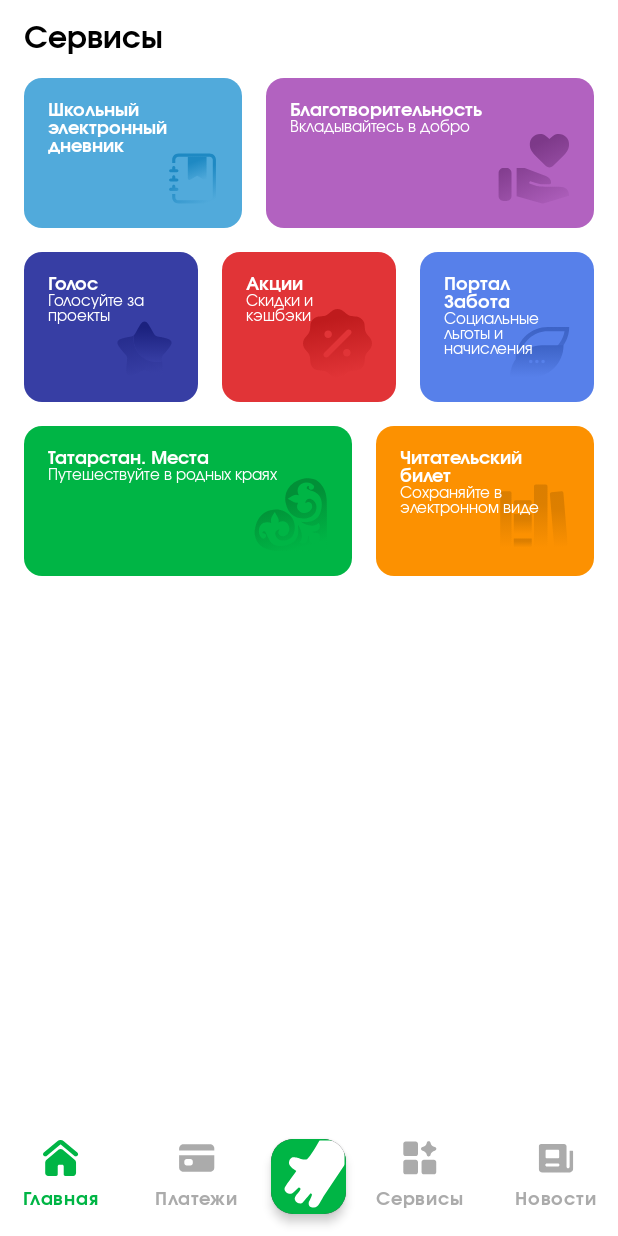
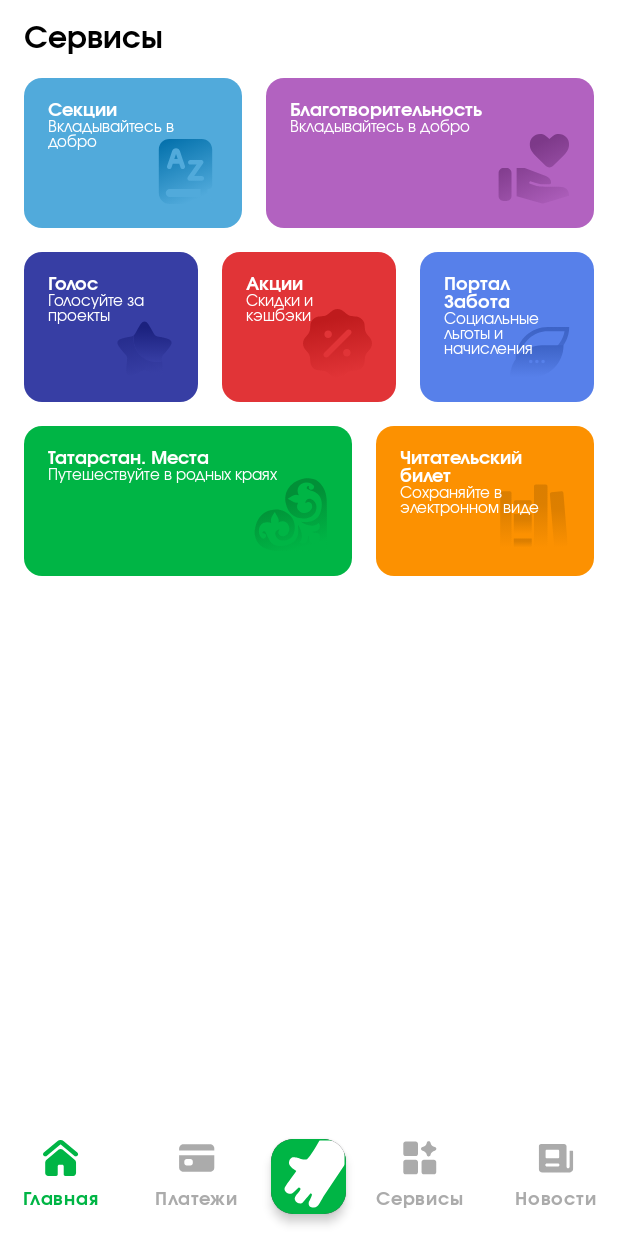
Before and after one commit to GP-Hacks/android-app, an Android app built with Jetpack Compose: the ServicesRoute screen opened through its navigation route, on a phone screen of 412 x 824 dp. Run offline under Robolectric (Android 15) with nearby library versions, the phone set to English and light mode, and no system bars; our stand-ins replace Dagger/Hilt's generated code, paging; libraries missing offline, so code that uses them is left out: com.skydoves.cloudy, dev.chrisbanes.haze.

Commit message:
fix bugs

```diff
--- a/feature/services/src/main/java/com/example/services/ServicesRoute.kt
+++ b/feature/services/src/main/java/com/example/services/ServicesRoute.kt
@@ -65,11 +65,12 @@ fun ServicesRoute(
                         .padding(16.dp),
                     contentAlignment = Alignment.BottomEnd
                 ) {
-                    Image(painter = painterResource(id = R.drawable.school_electron_diary_icon), contentDescription = null)
+                    Image(painter = painterResource(id = R.drawable.section_icon), contentDescription = null)
                     Column(
                         modifier = Modifier.fillMaxSize()
                     ) {
-                        Text(text = "Школьный электронный дневник", fontSize = 12.sp, fontWeight = FontWeight.SemiBold, color = Color.White, fontFamily = evolentaFamily)
+                        Text(text = "Секции", fontSize = 12.sp, fontWeight = FontWeight.SemiBold, color = Color.White, fontFamily = evolentaFamily)
+                        Text(text = "Вкладывайтесь в добро", fontSize = 10.sp, color = Color.White, fontFamily = evolentaFamily)
                     }
                 }
             }
--- /dev/null
+++ b/feature/services/src/main/res/drawable/section_icon.xml
@@ -0,0 +1,23 @@
+<vector xmlns:android="http://schemas.android.com/apk/res/android"
+    xmlns:aapt="http://schemas.android.com/aapt"
+    android:width="43dp"
+    android:height="43dp"
+    android:viewportWidth="43"
+    android:viewportHeight="43">
+  <path
+      android:pathData="M3.839,35.705V6.911C3.839,3.094 6.933,0 10.75,0H32.25C36.067,0 39.161,3.094 39.161,6.911V30.714C39.161,31.986 38.129,33.018 36.857,33.018H36.089V38.393H36.857C38.129,38.393 39.161,39.424 39.161,40.696C39.161,41.969 38.129,43 36.857,43H11.134C7.105,43 3.839,39.734 3.839,35.705ZM31.482,33.018H11.134C9.65,33.018 8.446,34.221 8.446,35.705C8.446,37.189 9.65,38.393 11.134,38.393H31.482V33.018ZM33.204,14.658C32.94,14.148 32.414,13.827 31.84,13.827H24.729C23.881,13.827 23.194,14.515 23.194,15.363C23.194,16.211 23.881,16.899 24.729,16.899H28.87L23.032,25.141C22.7,25.61 22.657,26.224 22.921,26.734C23.185,27.244 23.711,27.565 24.285,27.565H32.284C33.133,27.565 33.82,26.877 33.82,26.029C33.82,25.181 33.133,24.493 32.284,24.493H27.255L33.093,16.251C33.425,15.782 33.468,15.168 33.204,14.658ZM17.857,8.076C17.48,6.945 16.422,6.183 15.23,6.183C14.038,6.183 12.98,6.945 12.603,8.076L10.526,14.309C10.517,14.332 10.51,14.354 10.503,14.377L9.329,17.899C9.061,18.703 9.496,19.573 10.3,19.841C11.105,20.109 11.975,19.674 12.243,18.87L13.078,16.365H17.382L18.217,18.87C18.485,19.674 19.355,20.109 20.16,19.841C20.964,19.573 21.399,18.703 21.131,17.899L19.957,14.377C19.95,14.354 19.943,14.332 19.935,14.309L17.857,8.076ZM14.102,13.293L15.23,9.908L16.358,13.293H14.102Z"
+      android:fillType="evenOdd">
+    <aapt:attr name="android:fillColor">
+      <gradient
+          android:startX="4"
+          android:startY="3.5"
+          android:endX="21.5"
+          android:endY="43"
+          android:type="linear">
+        <item android:offset="0" android:color="#FF0672AD"/>
+        <item android:offset="0.15" android:color="#FF117BB4"/>
+        <item android:offset="1" android:color="#FF51AADB"/>
+      </gradient>
+    </aapt:attr>
+  </path>
+</vector>
```
Also changed, not shown: feature/places/src/main/java/com/example/places/components/FullInfoPlaceDialog.kt (+28 -1 lines).
